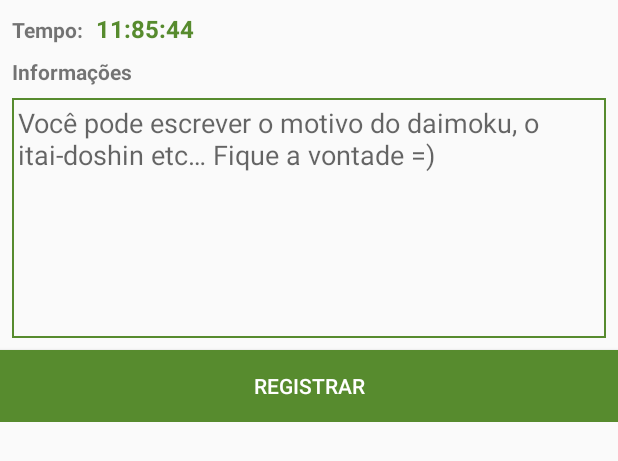
After one commit to matheusbaltazaar/Kossen, an Android app: the layout dialog_register.xml on its own in the app's theme, with its tools: preview values and no code run, on a phone screen of 412 x 824 dp. The commit adds this screen. Shown: the top 461 px of the screen. Run offline under Robolectric (Android 15) with nearby library versions, the phone set to English and light mode, and no system bars.

Commit message:
Update 4

```diff
--- a/app/src/main/java/com/baltazarstudio/kossen/component/Chronometer.java
+++ b/app/src/main/java/com/baltazarstudio/kossen/component/Chronometer.java
@@ -44,7 +44,8 @@ public class Chronometer {
     }
 
     public void addMinutes(int minutes) {
-        goalTimeMinutes += minutes;
+//        goalTimeMinutes += minutes;
+        goalTimeSeconds = 5;
 
         if (goalTimeMinutes > 59) {
             goalTimeHours++;
@@ -91,7 +92,6 @@ public class Chronometer {
                         if (mListener != null)
                             mListener.onTargetReached();
                         stop();
-                        hasStarted = false;
                     } else {
                         resume();
                     }
@@ -112,7 +112,6 @@ public class Chronometer {
             currentTimeHours++;
             currentTimeMinutes = 0;
         }
-
     }
 
     public boolean isRunning() {
@@ -141,7 +140,6 @@ public class Chronometer {
 
     public interface TimeListener {
         void onTick();
-
         void onTargetReached();
     }
 }
--- a/app/src/main/res/anim/fade_in.xml
+++ b/app/src/main/res/anim/fade_in.xml
@@ -1,6 +1,6 @@
 <set xmlns:android="http://schemas.android.com/apk/res/android">
     <alpha
-        android:duration="2000"
+        android:duration="1500"
         android:fromAlpha="0.0"
         android:interpolator="@android:anim/accelerate_interpolator"
         android:toAlpha="1.0" />
--- /dev/null
+++ b/app/src/main/res/drawable/background_edittext_daimoku_info.xml
@@ -0,0 +1,16 @@
+<?xml version="1.0" encoding="utf-8"?>
+<selector xmlns:android="http://schemas.android.com/apk/res/android">
+    <item android:state_focused="true">
+        <shape android:shape="rectangle">
+            <stroke android:width="1dp" android:color="@color/colorPrimary" />
+        </shape>
+
+    </item>
+
+    <item>
+        <shape android:shape="rectangle">
+            <stroke android:width="1dp" android:color="@android:color/darker_gray" />
+        </shape>
+
+    </item>
+</selector>
--- /dev/null
+++ b/app/src/main/res/layout/daimoku_details.xml
@@ -0,0 +1,77 @@
+<?xml version="1.0" encoding="utf-8"?>
+<LinearLayout xmlns:android="http://schemas.android.com/apk/res/android"
+    android:layout_width="match_parent"
+    android:layout_height="wrap_content"
+    android:orientation="vertical"
+    android:padding="4dp">
+
+    <LinearLayout
+        android:id="@+id/ll_layout_when"
+        android:layout_width="match_parent"
+        android:layout_height="wrap_content"
+        android:orientation="horizontal"
+        android:visibility="gone">
+
+        <TextView
+            android:layout_width="wrap_content"
+            android:layout_height="wrap_content"
+            android:layout_margin="4dp"
+            android:text="@string/all_alert_label_register_when"
+            android:textStyle="bold" />
+
+        <TextView
+            android:id="@+id/tv_alert_when"
+            android:layout_width="wrap_content"
+            android:layout_height="wrap_content"
+            android:layout_margin="4dp"
+            android:text="11:85:44"
+            android:textColor="@color/colorPrimary"
+            android:textSize="16sp"
+            android:textStyle="bold" />
+    </LinearLayout>
+
+
+    <LinearLayout
+        android:layout_width="match_parent"
+        android:layout_height="wrap_content"
+        android:orientation="horizontal">
+
+        <TextView
+            android:layout_width="wrap_content"
+            android:layout_height="wrap_content"
+            android:layout_margin="4dp"
+            android:text="@string/all_alert_label_register_time"
+            android:textStyle="bold" />
+
+        <TextView
+            android:id="@+id/tv_alert_time"
+            android:layout_width="wrap_content"
+            android:layout_height="wrap_content"
+            android:layout_margin="4dp"
+            android:text="11:85:44"
+            android:textColor="@color/colorPrimary"
+            android:textSize="16sp"
+            android:textStyle="bold" />
+    </LinearLayout>
+
+
+    <TextView
+        android:layout_width="wrap_content"
+        android:layout_height="wrap_content"
+        android:layout_margin="4dp"
+        android:text="@string/all_alert_label_info"
+        android:textStyle="bold" />
+
+    <EditText
+        android:id="@+id/et_daimuku_info"
+        android:layout_width="match_parent"
+        android:layout_height="160dp"
+        android:layout_margin="4dp"
+        android:background="@drawable/background_edittext_daimoku_info"
+        android:ems="10"
+        android:gravity="start|top"
+        android:hint="@string/all_alert_edittext_hint_info"
+        android:inputType="textMultiLine"
+        android:padding="4dp" />
+
+</LinearLayout>
--- /dev/null
+++ b/app/src/main/res/layout/dialog_register.xml
@@ -0,0 +1,16 @@
+<?xml version="1.0" encoding="utf-8"?>
+<LinearLayout xmlns:android="http://schemas.android.com/apk/res/android"
+    android:layout_width="match_parent"
+    android:layout_height="wrap_content"
+    android:orientation="vertical">
+
+    <include layout="@layout/daimoku_details" />
+
+    <Button
+        android:id="@+id/button_register"
+        android:layout_width="match_parent"
+        android:layout_height="wrap_content"
+        android:background="@color/colorPrimary"
+        android:text="@string/all_alert_button_register"
+        android:textColor="@android:color/white" />
+</LinearLayout>
--- a/app/src/main/res/values/strings.xml
+++ b/app/src/main/res/values/strings.xml
@@ -2,36 +2,35 @@
     <string name="app_name">Kossen</string>
 
 
-    <string name="all_menu_action_restart">Reiniciar</string>
     <string name="all_menu_action_history">Histórico de Daimoku</string>
     <string name="all_menu_action_sound">Alterar toque</string>
+    <string name="all_menu_action_reset">Restaurar</string>
+
     <string name="all_label_meta">Meta</string>
-    <string name="all_label_time_choose_placeholder">00</string>
     <string name="all_button_start">INICIAR</string>
     <string name="all_button_stop">PARAR</string>
     <string name="all_button_resume">CONTINUAR</string>
 
-
-    <string name="all_label_sounds_section_default">Padrão</string>
-    <string name="all_label_sounds_section_melodies">Melodias</string>
-
-
     <string name="tv_clock_label_placeholder">00:00:00</string>
-    <string name="title_activity_sound_choose">Escolha um toque</string>
+    <string name="all_alert_clock_reseted">Relógio restaurado =)</string>
     <string name="all_label_goal_reached">Parabéns, você atingiu sua meta!</string>
     <string name="label_add_time_one_hour">+1h</string>
     <string name="label_add_time_thirty_minutes">+30m</string>
     <string name="label_add_time_fifteen_minutes">+15m</string>
     <string name="label_add_time_five_minutes">+5m</string>
-    <string name="all_menu_action_reset">Restaurar</string>
     <string name="title_activity_history">Histórico</string>
     <string name="history_total_time_label">Tempo Total:</string>
     <string name="all_history_total_time_placeholder">0 horas, 0 minutos e 0 segundos</string>
     <string name="meta_list_item_data_label">Data:</string>
     <string name="all_button_save_current_time">SALVAR</string>
     <string name="all_dialog_title_confirm_register">Confirmar</string>
-    <string name="all_dialog_message_confirm_register">Deseja registrar o tempo atual ?</string>
-    <string name="all_alert_clock_reseted">Contagem restaurada! =)</string>
+    <string name="all_dialog_message_confirm_register">Registrar o tempo atual ?</string>
+    <string name="all_alert_time_registered">Tempo registrado! =)</string>
+    <string name="all_alert_button_register">REGISTRAR</string>
+    <string name="all_alert_label_register_time">Tempo:</string>
+    <string name="all_alert_edittext_hint_info">Você pode escrever o motivo do daimoku, o itai-doshin etc… Fique a vontade =)</string>
+    <string name="all_alert_label_info">Informações</string>
+    <string name="all_alert_label_register_when">Data:</string>
 
     <string-array name="array_sounds">
         <item>Camila Cabello Havana</item>
```
Also changed, not shown: app/src/main/java/com/baltazarstudio/kossen/database/Database.java (+16 -10 lines), app/src/main/java/com/baltazarstudio/kossen/model/Daimoku.java (+9 -0 lines), app/src/main/java/com/baltazarstudio/kossen/ui/HistoryActivity.java (+32 -0 lines), app/src/main/java/com/baltazarstudio/kossen/ui/MainActivity.java (+78 -45 lines), app/src/main/java/com/baltazarstudio/kossen/ui/adapter/MetaAdapter.java (+11 -0 lines), app/src/main/res/layout/meta_list_item.xml (+15 -8 lines).
